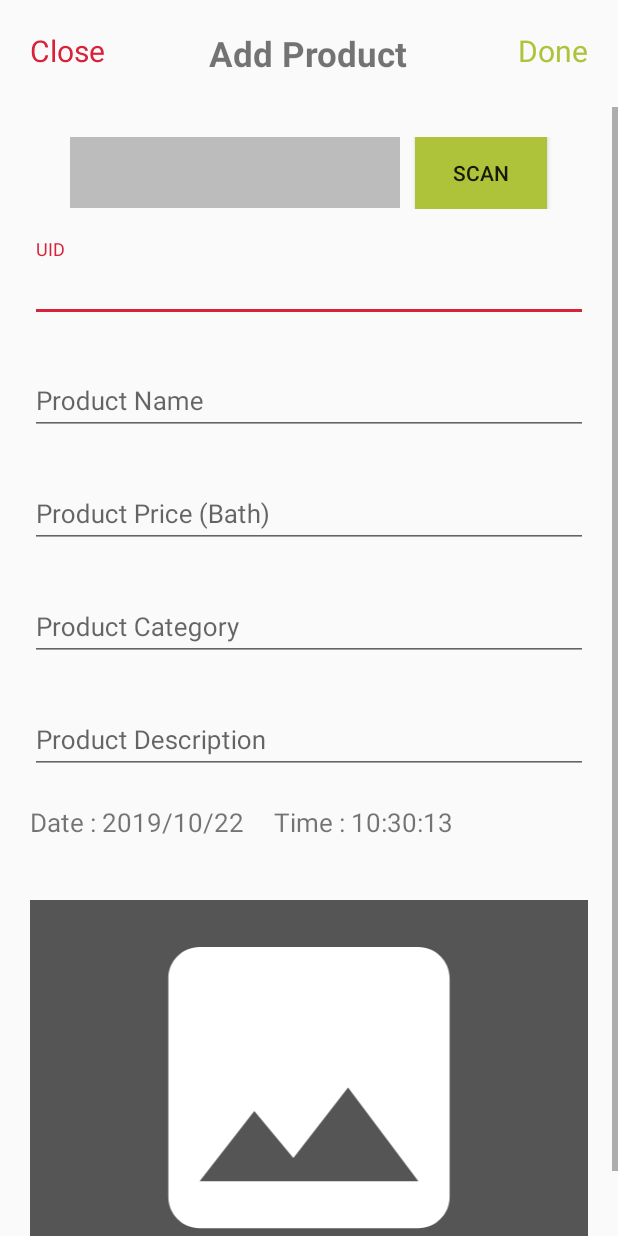
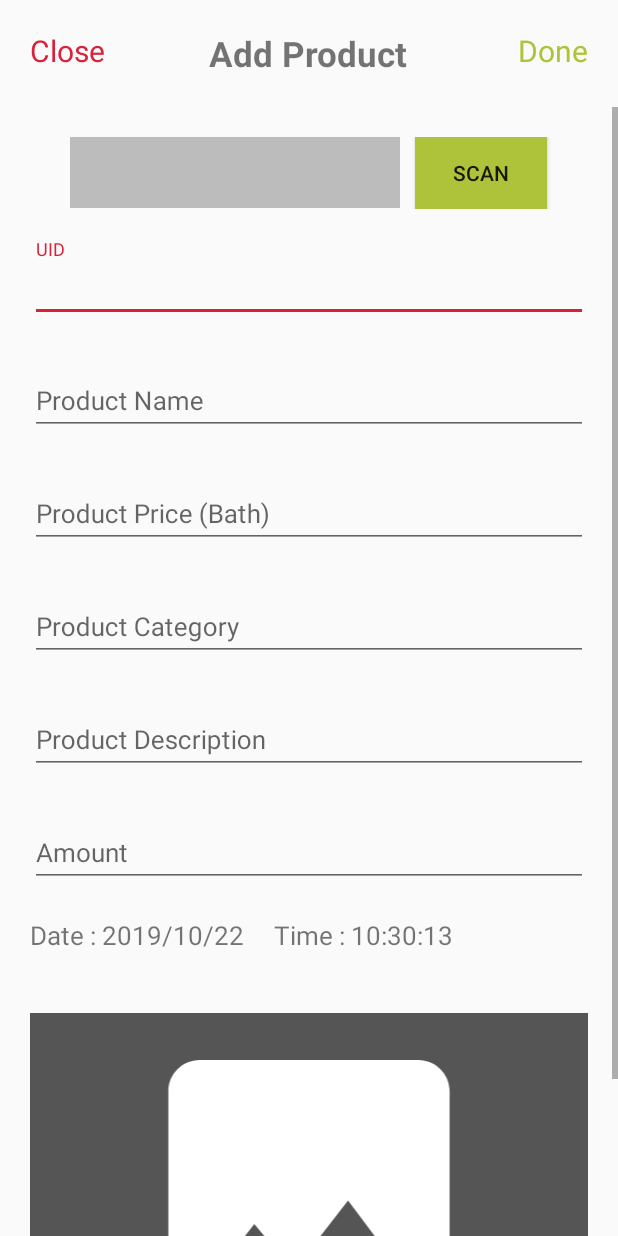
Before and after one commit to SDRoze14/eShopping, an Android app: the StoreAddProductActivity screen opened directly, with no data from a screen before it, on a phone screen of 412 x 824 dp. Run offline under Robolectric (Android 15) with nearby library versions, the phone set to English and light mode, and no system bars; our stand-ins replace Firebase (no records; nobody signed in at launch, a user with empty details on screens opened directly).

Commit message:
add product finish

```diff
--- a/app/src/main/res/layout/activity_store_add_product.xml
+++ b/app/src/main/res/layout/activity_store_add_product.xml
@@ -97,8 +97,8 @@
                     android:layout_width="match_parent"
                     android:layout_height="wrap_content"
                     android:hint="UID"
-                    android:textSize="17sp"/>
-
+                    android:textSize="17sp"
+                    android:inputType="text"/>
 
             </com.google.android.material.textfield.TextInputLayout>
 
@@ -138,7 +138,8 @@
                     android:layout_width="match_parent"
                     android:layout_height="wrap_content"
                     android:hint="Product Price (Bath)"
-                    android:textSize="17sp"/>
+                    android:textSize="17sp"
+                    android:inputType="number"/>
 
             </com.google.android.material.textfield.TextInputLayout>
 
@@ -182,12 +183,33 @@
 
             </com.google.android.material.textfield.TextInputLayout>
 
+<!--            amount-->
+            <com.google.android.material.textfield.TextInputLayout
+                android:id="@+id/pamount"
+                android:layout_width="match_parent"
+                android:layout_height="wrap_content"
+                android:layout_below="@id/pdescription"
+                android:layout_marginTop="20dp"
+                android:layout_marginLeft="20dp"
+                android:layout_marginRight="20dp">
+
+
+                <EditText
+                    android:id="@+id/edit_pamount"
+                    android:layout_width="match_parent"
+                    android:layout_height="wrap_content"
+                    android:hint="Amount"
+                    android:textSize="17sp"
+                    android:inputType="number"/>
+
+            </com.google.android.material.textfield.TextInputLayout>
+
             <!--Date & Time-->
             <LinearLayout
                 android:id="@+id/linear_date_time_product"
                 android:layout_width="match_parent"
                 android:layout_height="wrap_content"
-                android:layout_below="@+id/pdescription"
+                android:layout_below="@+id/pamount"
                 android:orientation="horizontal"
                 android:layout_margin="20dp">
 
```
